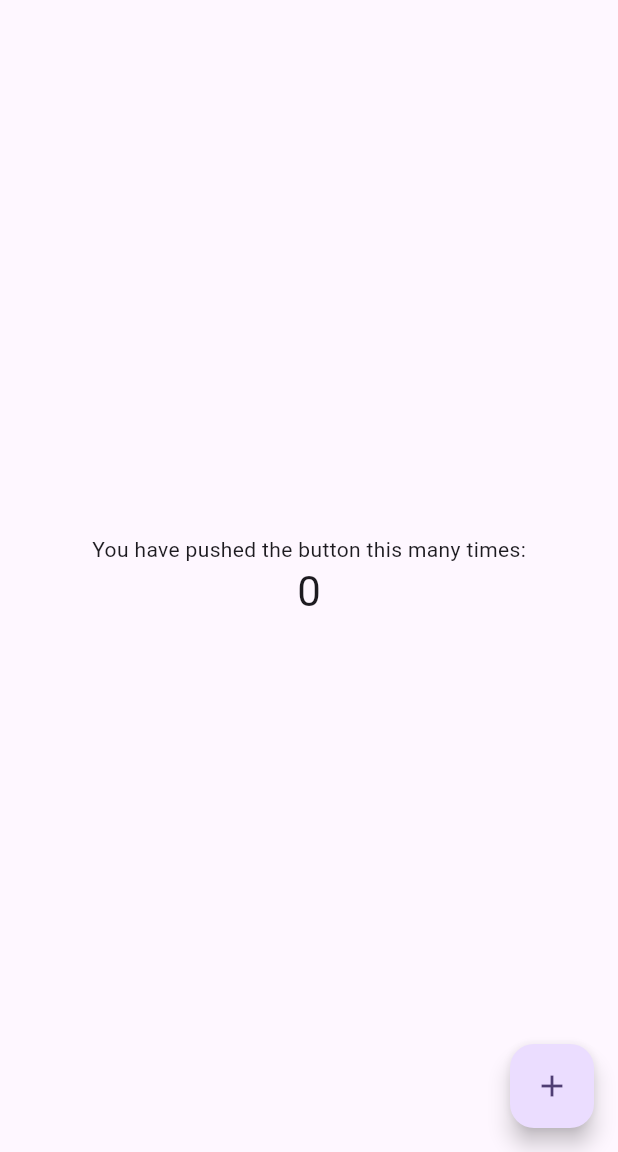
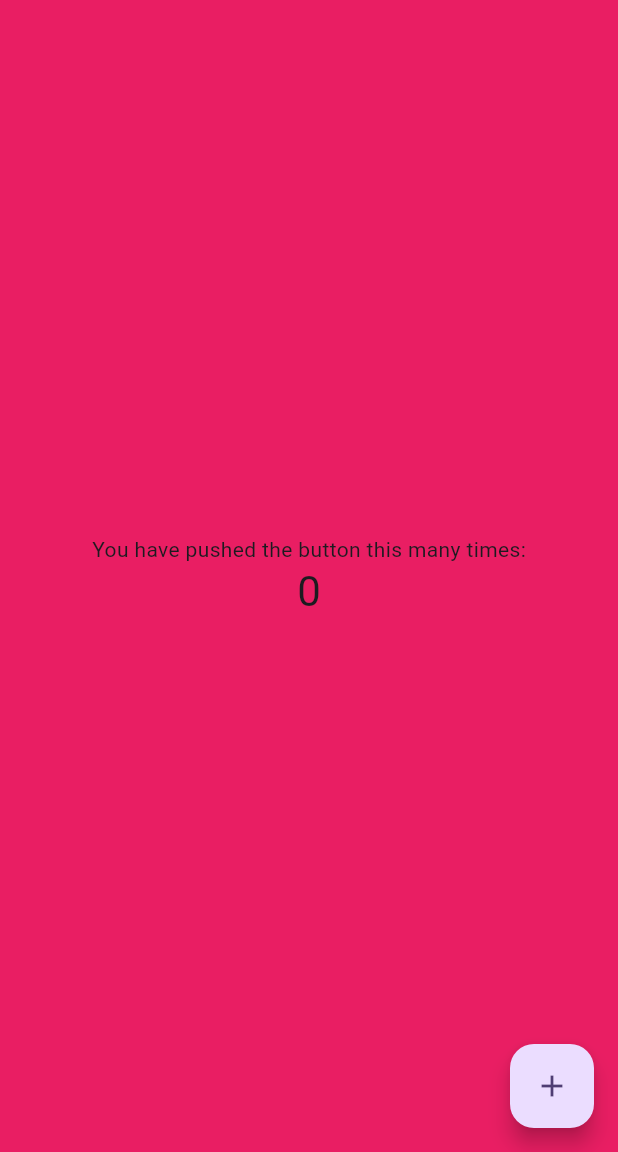
Before and after one commit to PeterPanSwift/flutter_application_5, a Flutter app: the screen it shows after launch, on a phone screen of 412 x 824 dp, the part 84-1236 px from its top. Run offline on Flutter 3.47's test engine with Material 3 defaults, Android fonts, the phone set to English and light mode, and no system bars.

Commit message:
Set global scaffold background to pink

```diff
--- a/lib/main.dart
+++ b/lib/main.dart
@@ -29,6 +29,8 @@ class MyApp extends StatelessWidget {
         // This works for code too, not just values: Most code changes can be
         // tested with just a hot reload.
         colorScheme: ColorScheme.fromSeed(seedColor: Colors.deepPurple),
+        // Set the global background color for Scaffold screens
+        scaffoldBackgroundColor: Colors.pink,
       ),
       home: const MyHomePage(title: 'Flutter Demo Home Page'),
     );
```
